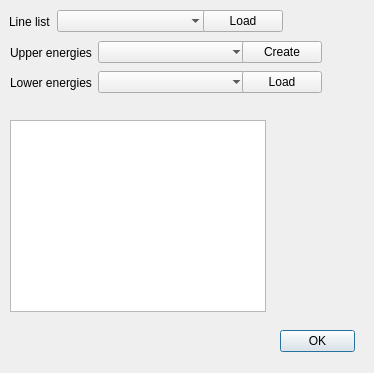
Qt form Goblin/inc/Goblin/ComDiffDialog.ui (rrnntt/SmallProject) before a commit.
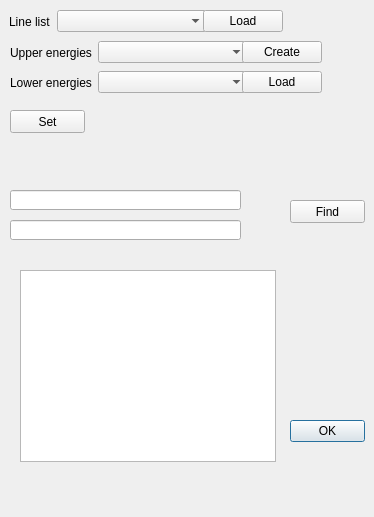
The same form after that commit.

```diff
--- a/Goblin/inc/Goblin/ComDiffDialog.ui
+++ b/Goblin/inc/Goblin/ComDiffDialog.ui
@@ -7,7 +7,7 @@
     <x>0</x>
     <y>0</y>
     <width>374</width>
-    <height>373</height>
+    <height>517</height>
    </rect>
   </property>
   <property name="windowTitle">
@@ -16,8 +16,8 @@
   <widget class="QDialogButtonBox" name="buttonBox">
    <property name="geometry">
     <rect>
-     <x>280</x>
-     <y>330</y>
+     <x>290</x>
+     <y>420</y>
      <width>75</width>
      <height>23</height>
     </rect>
@@ -32,8 +32,8 @@
   <widget class="QPlainTextEdit" name="pteLog">
    <property name="geometry">
     <rect>
-     <x>10</x>
-     <y>120</y>
+     <x>20</x>
+     <y>270</y>
      <width>256</width>
      <height>192</height>
     </rect>
@@ -116,7 +116,7 @@
     </item>
    </layout>
   </widget>
-  <widget class="QWidget" name="">
+  <widget class="QWidget" name="layoutWidget">
    <property name="geometry">
     <rect>
      <x>9</x>
@@ -152,6 +152,52 @@
     </item>
    </layout>
   </widget>
+  <widget class="QPushButton" name="btnSet">
+   <property name="geometry">
+    <rect>
+     <x>10</x>
+     <y>110</y>
+     <width>75</width>
+     <height>23</height>
+    </rect>
+   </property>
+   <property name="text">
+    <string>Set</string>
+   </property>
+  </widget>
+  <widget class="QLineEdit" name="leUpperLevel">
+   <property name="geometry">
+    <rect>
+     <x>10</x>
+     <y>220</y>
+     <width>231</width>
+     <height>20</height>
+    </rect>
+   </property>
+  </widget>
+  <widget class="QPushButton" name="btnFind">
+   <property name="geometry">
+    <rect>
+     <x>290</x>
+     <y>200</y>
+     <width>75</width>
+     <height>23</height>
+    </rect>
+   </property>
+   <property name="text">
+    <string>Find</string>
+   </property>
+  </widget>
+  <widget class="QLineEdit" name="leUpperEnergy">
+   <property name="geometry">
+    <rect>
+     <x>10</x>
+     <y>190</y>
+     <width>231</width>
+     <height>20</height>
+    </rect>
+   </property>
+  </widget>
  </widget>
  <resources/>
  <connections>
```
